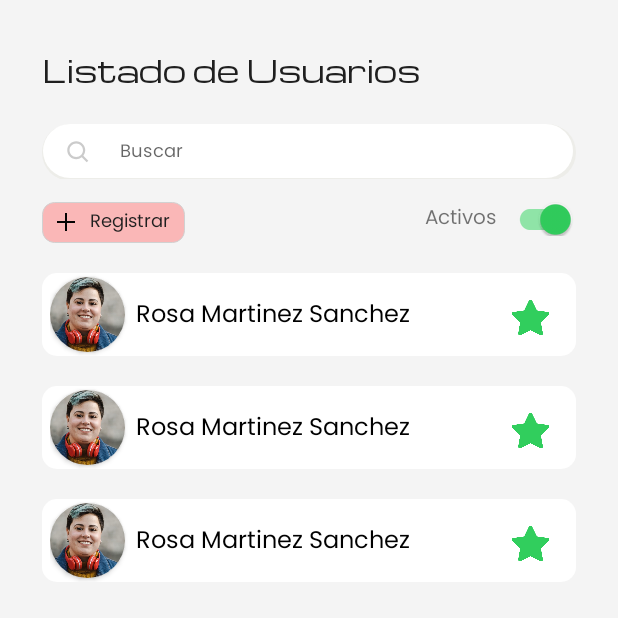
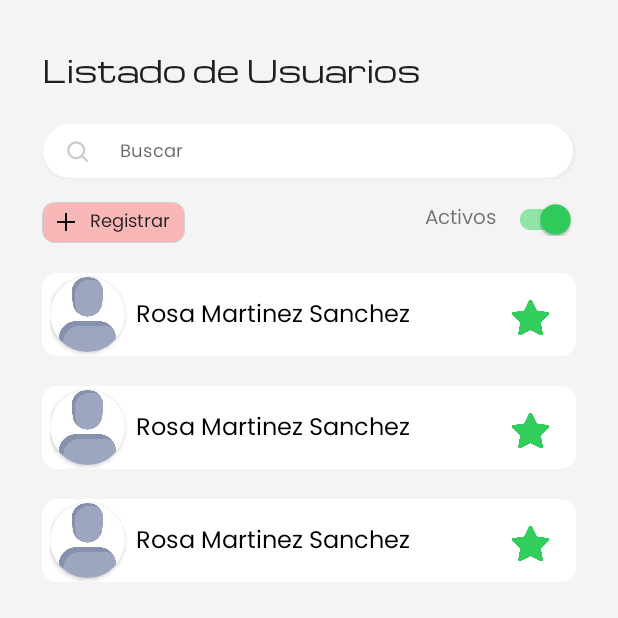
Before and after one commit to SebastianRodriguez14/gym-android-adm, an Android app: the layout fragments_users.xml on its own in the app's theme, with its tools: preview values and no code run, on a phone screen of 412 x 824 dp. Shown: the top 618 px of the screen. Run offline under Robolectric (Android 15) with nearby library versions, the phone set to English and light mode, and no system bars.

Commit message:
fix image users

```diff
--- a/app/src/main/java/com/tecfit/gym_android_adm/fragments/ListUserFragment.kt
+++ b/app/src/main/java/com/tecfit/gym_android_adm/fragments/ListUserFragment.kt
@@ -214,13 +214,13 @@ class ListUserFragment : Fragment() {
 
          val membership = Membership(start_date, expiry_date,payment, UserCustom(txtEmail.text.toString(),
          txtPassword.text.toString(),txtNames.text.toString(), txtLastname.text.toString(), txtPhone.text.toString(),
-         File("https://res.cloudinary.com/dfh14vom7/image/upload/v1668212939/eg1kamg0jhvvad3s0jzi.png", 5)))
+         File("https://res.cloudinary.com/dfh14vom7/image/upload/v1668617884/xsdguuvlt17mzub3dzkj.png", 22)))
 
         val apiService:ApiService= RetrofitAdmin.getRetrofit().create(ApiService::class.java)
         apiService.saveMembershipWithUser(membership).enqueue(
             object : Callback<Membership>{
                 override fun onFailure(call: Call<Membership>, t: Throwable) {
-                    Toast.makeText(root.context, "No se pudo registrar al usuairo", Toast.LENGTH_SHORT).show()
+                    Toast.makeText(root.context, "No se pudo registrar al usuario", Toast.LENGTH_SHORT).show()
 
                 }
 
--- a/app/src/main/res/layout/item_users.xml
+++ b/app/src/main/res/layout/item_users.xml
@@ -27,7 +27,7 @@
                 android:id="@+id/item_user_image"
                 android:layout_width="match_parent"
                 android:layout_height="match_parent"
-                android:src="@drawable/img_user_example"
+                android:src="@drawable/profile_user_image_default"
                 android:scaleType="centerCrop"/>
             </com.google.android.material.card.MaterialCardView>
 
```
Also changed, not shown: app/src/main/AndroidManifest.xml (+6 -5 lines), app/src/main/java/com/tecfit/gym_android_adm/fragments/adapter/UserViewHolder.kt (+3 -7 lines), app/src/main/res/drawable-v24/profile_user_image_default.png (added).
